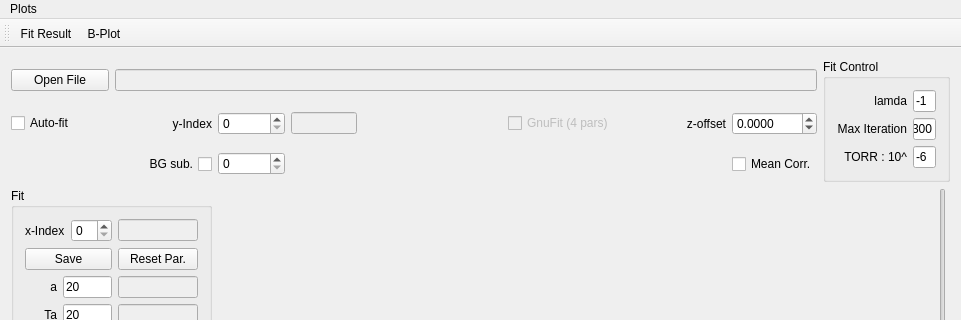
Qt form Analysis_UI/mainwindow.ui (goluckyryan/nonLinearFit) before a commit; both pictures show x 0 to 961 and y 0 to 320 of the 961 by 600 pixel window.
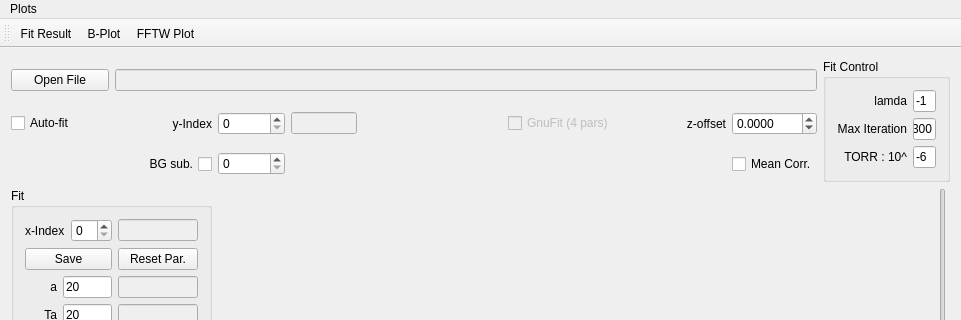
The same form after that commit. Custom widgets are drawn as their Qt base class.

Commit message: Added FFTW, can run, need to check the correctness; clean up some code

```diff
--- a/Analysis_UI/mainwindow.ui
+++ b/Analysis_UI/mainwindow.ui
@@ -491,6 +491,7 @@
    </attribute>
    <addaction name="actionFit_Result"/>
    <addaction name="actionB_Plot"/>
+   <addaction name="actionFFTW_Plot"/>
   </widget>
   <widget class="QStatusBar" name="statusBar"/>
   <action name="actionFit_Result">
@@ -503,6 +504,11 @@
     <string>B-Plot</string>
    </property>
   </action>
+  <action name="actionFFTW_Plot">
+   <property name="text">
+    <string>FFTW Plot</string>
+   </property>
+  </action>
  </widget>
  <layoutdefault spacing="6" margin="11"/>
  <customwidgets>
```
The commit also changes 12 other files.
